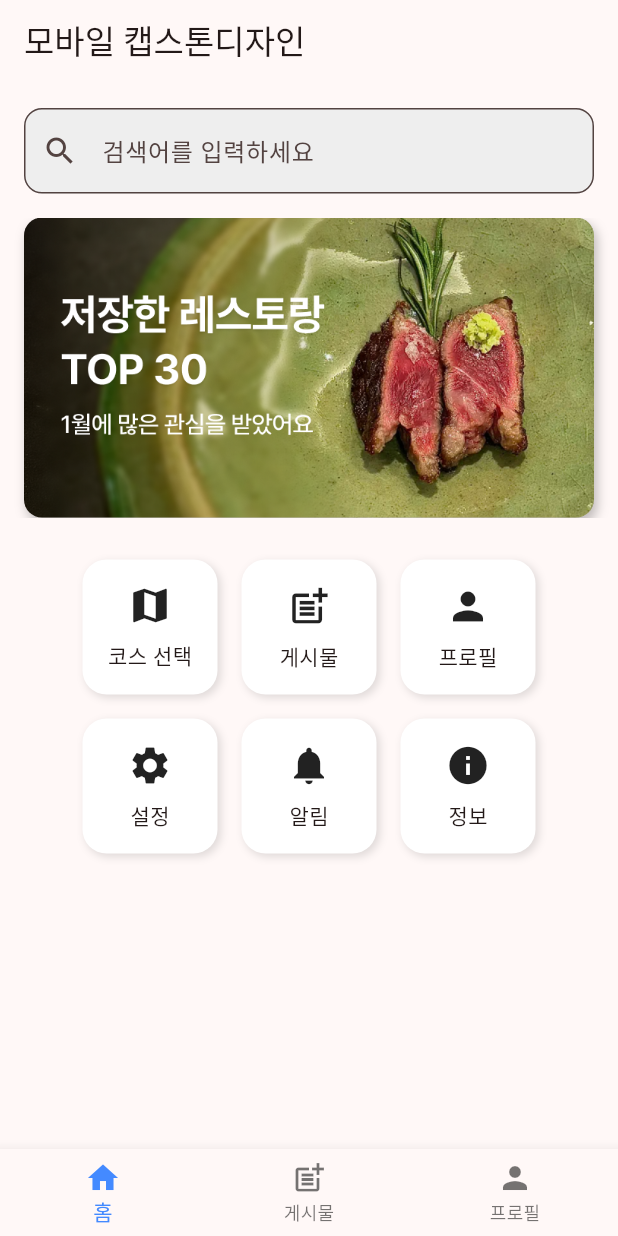
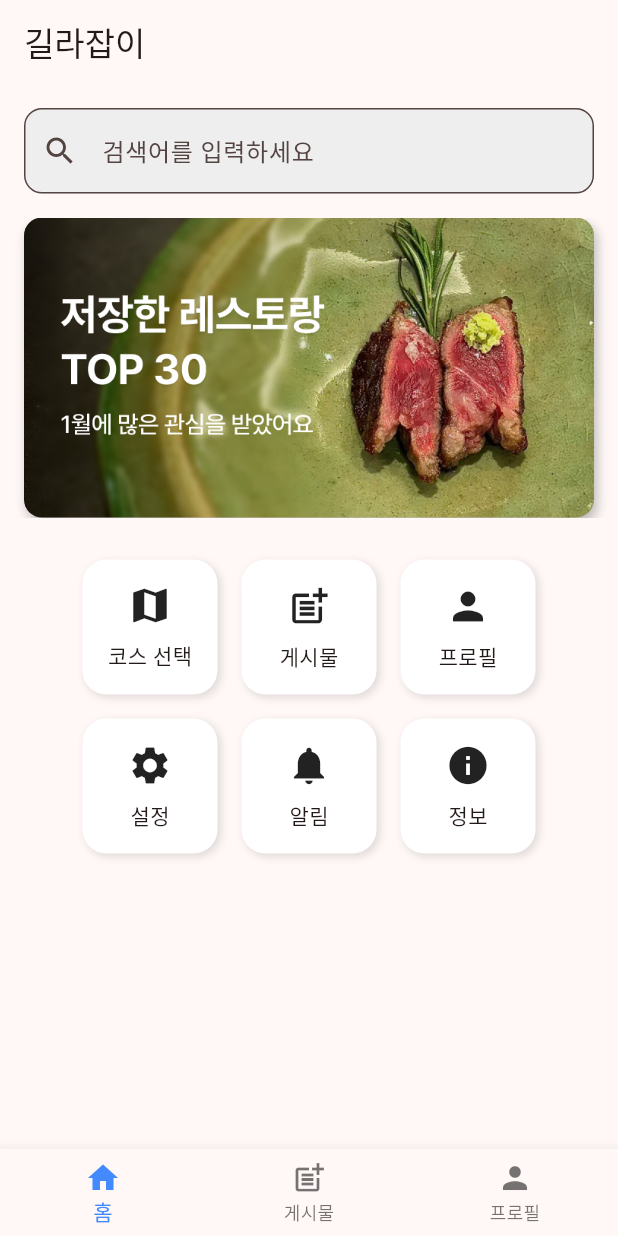
Before and after one commit to pbzz1/Gilajabi, a Flutter app: the MyHomePage screen opened directly, on a phone screen of 412 x 824 dp. Run offline on Flutter 3.47's test engine with Material 3 defaults, Android fonts, the phone set to English and light mode, and no system bars; our stand-ins replace webview_flutter; missing offline and left inert: kakao_flutter_sdk, kakao_flutter_sdk_common, kakao_flutter_sdk_user.

Commit message:
0414 병합

```diff
--- a/lib/myhomepage.dart
+++ b/lib/myhomepage.dart
@@ -31,7 +31,7 @@ class _MyHomePageState extends State<MyHomePage> {
   Widget build(BuildContext context) {
     return Scaffold(
       appBar: AppBar(
-        title: const Text('모바일 캡스톤디자인'),
+        title: const Text('길라잡이'),
       ),
       body: _screens[_selectedIndex],
       bottomNavigationBar: BottomNavigationBar(
```
